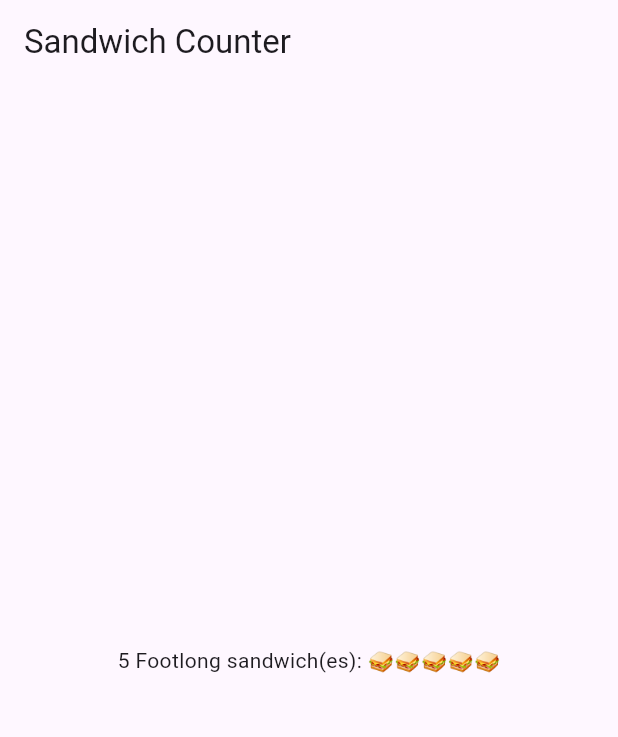
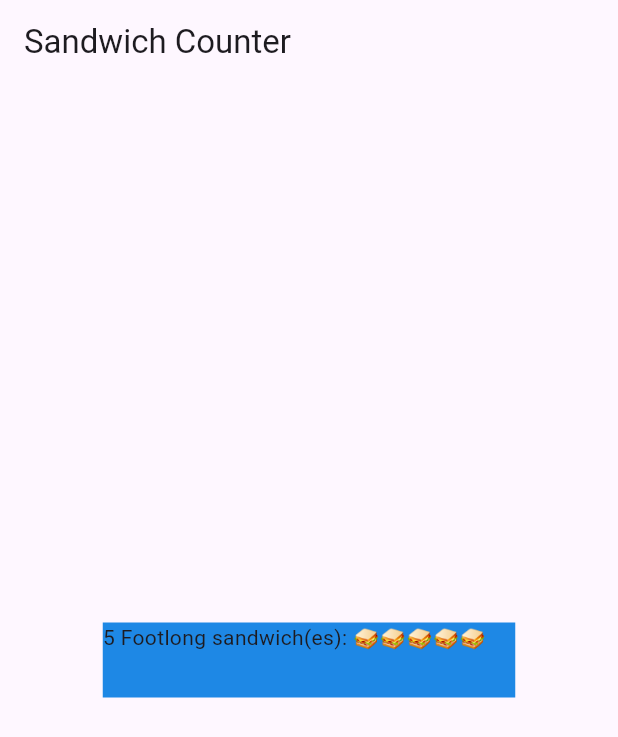
Before and after one commit to ojmanley/sandwich_shop, a Flutter app: the screen it shows after launch, on a phone screen of 412 x 824 dp. Shown: the top 737 px of the screen. Run offline on Flutter 3.47's test engine with Material 3 defaults, Android fonts, the phone set to English and light mode, and no system bars.

Commit message:
added container

```diff
--- a/lib/main.dart
+++ b/lib/main.dart
@@ -13,8 +13,16 @@ class App extends StatelessWidget {
     title: 'Sandwich Shop App',
     home: Scaffold(
       appBar: AppBar(title: const Text('Sandwich Counter')),
-      body: const Center(
-        child: OrderItemDisplay(5, 'Footlong'),
+      body: Center(
+        child: Container(
+
+    margin: const EdgeInsets.all(10.0),
+    color: Colors.blue[600],
+    width: 275,
+    height: 50,
+    child: OrderItemDisplay(5, 'Footlong'),
+  ),
+
       ),
     ),
   );
```
